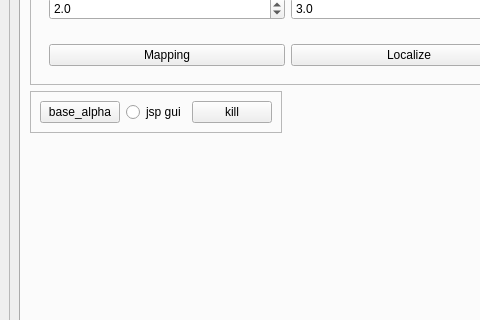
Old version of the form src/primo_dash/ui/main_window.ui in the repository paulsammut/primo; both pictures show x 0 to 480 and y 259 to 579 of the 1125 by 750 pixel window.
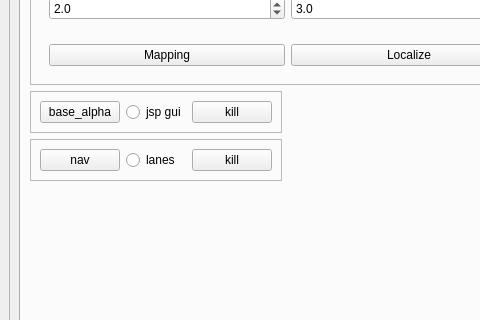
New version of the form. Icons and pictures are not drawn.

```diff
--- a/src/primo_dash/ui/main_window.ui
+++ b/src/primo_dash/ui/main_window.ui
@@ -890,7 +890,7 @@
              </property>
             </spacer>
            </item>
-           <item row="5" column="1">
+           <item row="6" column="1">
             <spacer name="verticalSpacer_5">
              <property name="orientation">
               <enum>Qt::Vertical</enum>
@@ -942,6 +942,45 @@
              </layout>
             </widget>
            </item>
+           <item row="5" column="1">
+            <widget class="QFrame" name="frame_5">
+             <property name="frameShape">
+              <enum>QFrame::StyledPanel</enum>
+             </property>
+             <property name="frameShadow">
+              <enum>QFrame::Raised</enum>
+             </property>
+             <layout class="QHBoxLayout" name="horizontalLayout_4">
+              <item>
+               <widget class="QPushButton" name="pB_launch_nav">
+                <property name="sizePolicy">
+                 <sizepolicy hsizetype="Minimum" vsizetype="Fixed">
+                  <horstretch>0</horstretch>
+                  <verstretch>0</verstretch>
+                 </sizepolicy>
+                </property>
+                <property name="text">
+                 <string>nav</string>
+                </property>
+               </widget>
+              </item>
+              <item>
+               <widget class="QRadioButton" name="rB_lanes">
+                <property name="text">
+                 <string>lanes</string>
+                </property>
+               </widget>
+              </item>
+              <item>
+               <widget class="QPushButton" name="pB_kill_nav">
+                <property name="text">
+                 <string>kill</string>
+                </property>
+               </widget>
+              </item>
+             </layout>
+            </widget>
+           </item>
           </layout>
          </widget>
          <widget class="QWidget" name="tab">
```
